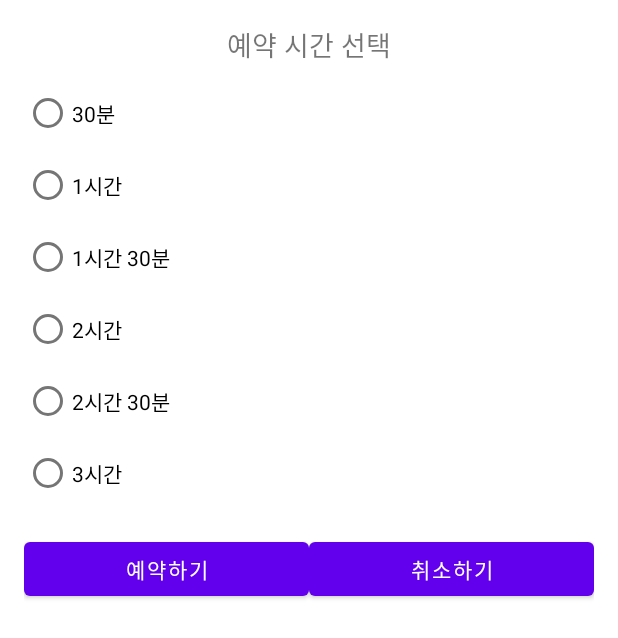
After one commit to ChoIntelligence/Hansung, an Android app: the layout fragment_reservation_bottom_sheet.xml on its own in the app's theme, with its tools: preview values and no code run, on a phone screen of 412 x 824 dp. The commit adds this screen. Shown: the top 638 px of the screen. Run offline under Robolectric (Android 15) with nearby library versions, the phone set to English and light mode, and no system bars.

Commit message:
2st commit

```diff
--- a/app/build.gradle.kts
+++ b/app/build.gradle.kts
@@ -32,6 +32,7 @@ android {
     }
     kotlinOptions {
         jvmTarget = "11"
+        freeCompilerArgs += listOf("-Xopt-in=kotlin.ExperimentalStdlibApi")
     }
     buildFeatures {
         viewBinding = true
--- a/app/src/main/assets/end_time_personal.txt
+++ b/app/src/main/assets/end_time_personal.txt
@@ -1,5 +1,5 @@
 4:15시 30분
 9:16시 05분
 30:17시 00분
-31:17시 00분
+31:17시 05분
 34:17시 15분
--- /dev/null
+++ b/app/src/main/res/layout/fragment_reservation_bottom_sheet.xml
@@ -0,0 +1,76 @@
+<?xml version="1.0" encoding="utf-8"?>
+<LinearLayout
+    xmlns:android="http://schemas.android.com/apk/res/android"
+    android:id="@+id/bottomSheetContainer"
+    android:layout_width="match_parent"
+    android:layout_height="wrap_content"
+    android:orientation="vertical"
+    android:padding="16dp">
+
+    <TextView
+        android:id="@+id/tvReservationTitle"
+        android:layout_width="match_parent"
+        android:layout_height="wrap_content"
+        android:text="예약 시간 선택"
+        android:textSize="18sp"
+        android:gravity="center" />
+
+    <RadioGroup
+        android:id="@+id/reservationRadioGroup"
+        android:layout_width="match_parent"
+        android:layout_height="wrap_content"
+        android:orientation="vertical"
+        android:layout_marginTop="8dp">
+        <RadioButton
+            android:id="@+id/rb30min"
+            android:layout_width="wrap_content"
+            android:layout_height="wrap_content"
+            android:text="30분" />
+        <RadioButton
+            android:id="@+id/rb1hour"
+            android:layout_width="wrap_content"
+            android:layout_height="wrap_content"
+            android:text="1시간" />
+        <RadioButton
+            android:id="@+id/rb1_30hour"
+            android:layout_width="wrap_content"
+            android:layout_height="wrap_content"
+            android:text="1시간 30분" />
+        <RadioButton
+            android:id="@+id/rb2hour"
+            android:layout_width="wrap_content"
+            android:layout_height="wrap_content"
+            android:text="2시간" />
+        <RadioButton
+            android:id="@+id/rb2_30hour"
+            android:layout_width="wrap_content"
+            android:layout_height="wrap_content"
+            android:text="2시간 30분" />
+        <RadioButton
+            android:id="@+id/rb3hour"
+            android:layout_width="wrap_content"
+            android:layout_height="wrap_content"
+            android:text="3시간" />
+    </RadioGroup>
+
+    <LinearLayout
+        android:layout_width="match_parent"
+        android:layout_height="wrap_content"
+        android:orientation="horizontal"
+        android:layout_marginTop="16dp">
+
+        <Button
+            android:id="@+id/btnConfirm"
+            android:layout_width="0dp"
+            android:layout_height="wrap_content"
+            android:layout_weight="1"
+            android:text="예약하기" />
+
+        <Button
+            android:id="@+id/btnCancel"
+            android:layout_width="0dp"
+            android:layout_height="wrap_content"
+            android:layout_weight="1"
+            android:text="취소하기" />
+    </LinearLayout>
+</LinearLayout>
--- /dev/null
+++ b/app/src/main/res/values/ids.xml
@@ -0,0 +1,4 @@
+<?xml version="1.0" encoding="utf-8"?>
+<resources>
+    <item name="tag_disabled" type="id" />
+</resources>
--- a/gradle.properties
+++ b/gradle.properties
@@ -21,3 +21,4 @@ kotlin.code.style=official
 # resources declared in the library itself and none from the library's dependencies,
 # thereby reducing the size of the R class for that library
 android.nonTransitiveRClass=true
+org.gradle.configuration-cache=true
```
Also changed, not shown: app/src/main/java/com/hsu/table/reservation/PersonalReservationFragment.kt (+180 -155 lines), app/src/main/java/com/hsu/table/reservation/ReservationBottomSheetDialogFragment.kt (added, +70 -0 lines), app/src/main/res/layout/fragment_personal_reservation.xml (+21 -7 lines).
